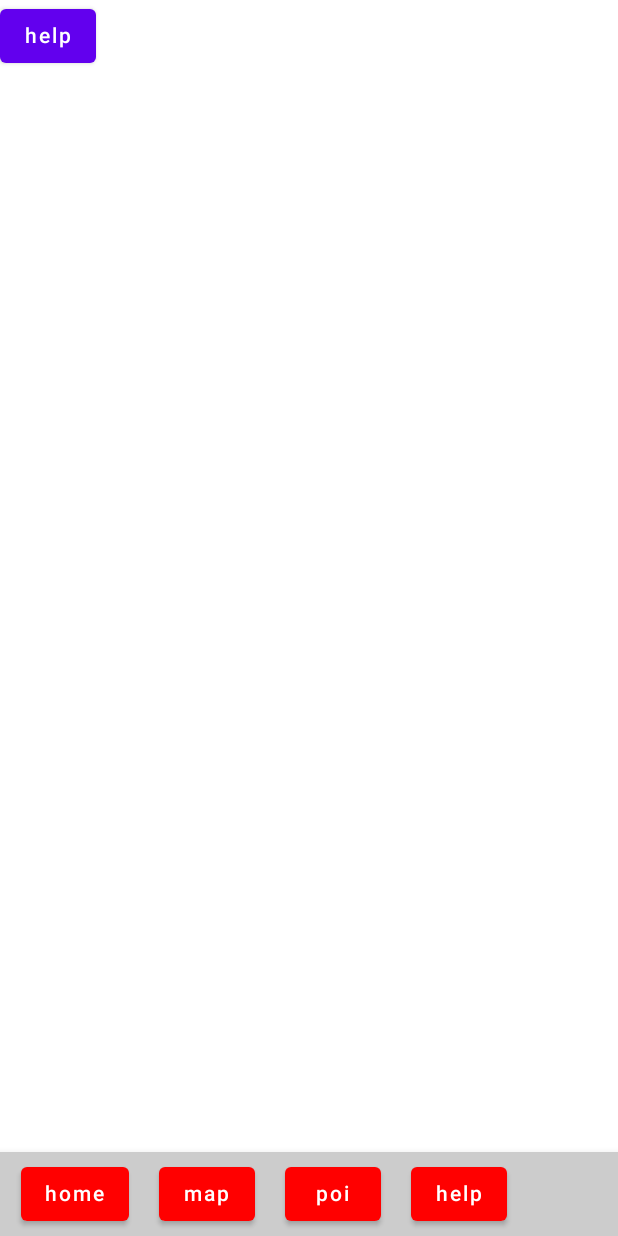
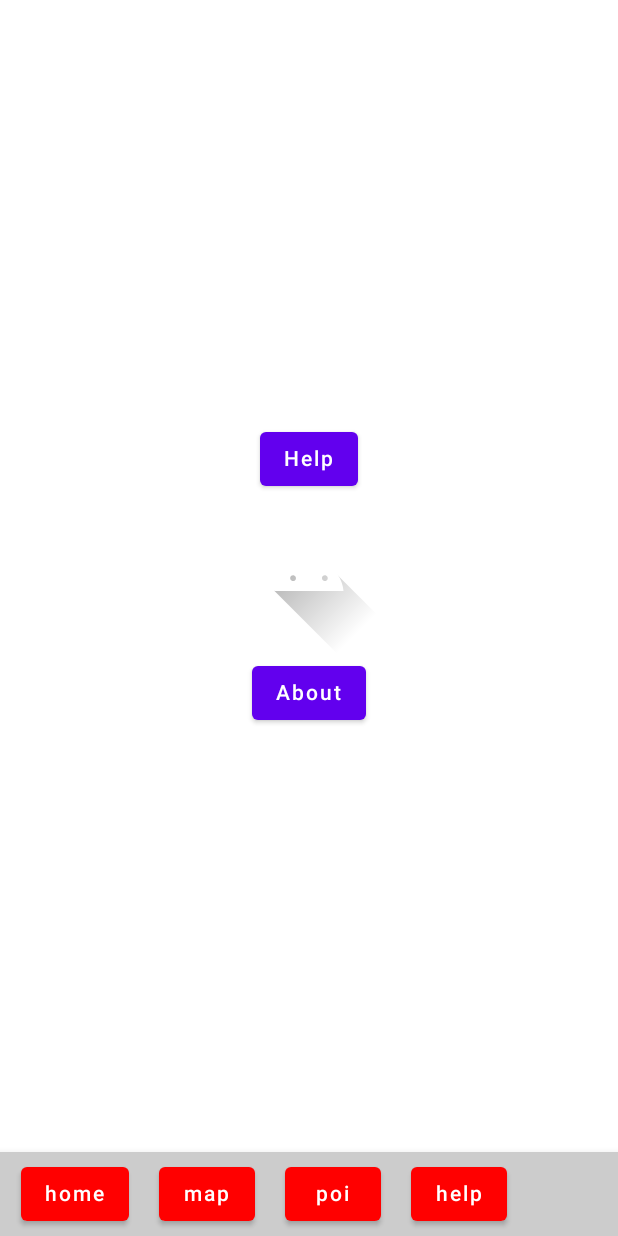
Before and after one commit to LarsingDash/DORA, an Android app built with Jetpack Compose: the HelpScreen screen opened through its navigation route, after a tap on "close", on a phone screen of 412 x 824 dp. Run offline under Robolectric (Android 15) with nearby library versions, the phone set to English and light mode, and no system bars; libraries missing offline, so code that uses them is left out: org.osmdroid.config; 1 statement that could not run was skipped; 2 other taps on this screen came first.

Commit message:
HelpScreen now works
ASG LOGO image still needs to be added, temp use of launcher foreground image

```diff
--- a/DORA/app/src/main/java/nl/a3/dora/ui/component/DialogBox.kt
+++ b/DORA/app/src/main/java/nl/a3/dora/ui/component/DialogBox.kt
@@ -14,7 +14,7 @@ import androidx.compose.ui.unit.dp
 
 @Composable
 fun DialogBox(
-    showDialog: MutableState<Boolean>,
+    showDialog: MutableState<Int>,
     titleText: String,
     description: String,
     buttons: Map<String, () -> Unit>
@@ -54,7 +54,7 @@ fun DialogBox(
                     for (set in buttons) {
                         Button(
                             onClick = {
-                                showDialog.value = false
+                                showDialog.value = 0
                                 set.value.invoke()
                             },
                             colors = ButtonDefaults.buttonColors(Color.Gray)
--- a/DORA/app/src/main/java/nl/a3/dora/ui/screens/HelpScreen.kt
+++ b/DORA/app/src/main/java/nl/a3/dora/ui/screens/HelpScreen.kt
@@ -1,32 +1,73 @@
 package nl.a3.dora.ui.screens
 
+import androidx.compose.foundation.Image
+import androidx.compose.foundation.layout.Arrangement
+import androidx.compose.foundation.layout.Column
+import androidx.compose.foundation.layout.fillMaxSize
 import androidx.compose.material.Button
 import androidx.compose.material.Text
 import androidx.compose.runtime.Composable
 import androidx.compose.runtime.mutableStateOf
 import androidx.compose.runtime.remember
+import androidx.compose.ui.Alignment
+import androidx.compose.ui.Modifier
+import androidx.compose.ui.layout.AlignmentLine
+import androidx.compose.ui.res.painterResource
+import nl.a3.dora.R
 import nl.a3.dora.ui.component.DialogBox
+import org.intellij.lang.annotations.JdkConstants.HorizontalAlignment
 
 @Composable
 fun HelpScreen() {
     val displayDisplay = remember {
-        mutableStateOf(false)
+        mutableStateOf(0)
     }
 
-    Button(onClick = {
-        displayDisplay.value = true
-    }) {
-        Text(text = "help")
+    Column(
+        modifier = Modifier.fillMaxSize(),
+        verticalArrangement = Arrangement.Center,
+        horizontalAlignment = Alignment.CenterHorizontally
+    ) {
+
+        Button(onClick = {
+            displayDisplay.value = 1
+            println(displayDisplay.value)
+        }) {
+            Text(text = "Help")
+        }
+
+        Image(
+            painter = painterResource(id = R.drawable.ic_launcher_foreground),
+            contentDescription = "AGS Logo"
+        )
+
+        Button(onClick = {
+            displayDisplay.value = 2
+            println(displayDisplay.value)
+        }) {
+            Text(text = "About")
+        }
     }
 
-    if (displayDisplay.value) {
+    if (displayDisplay.value == 1) {
         DialogBox(
             showDialog = displayDisplay,
-            titleText = "title",
+            titleText = "How does the app work?",
             description = "description",
             buttons = mapOf(
                 "close" to {},
             )
         )
     }
+
+    if (displayDisplay.value == 2) {
+        DialogBox(
+            showDialog = displayDisplay,
+            titleText = "About the app",
+            description = "About",
+            buttons = mapOf(
+                "close" to {},
+            )
+        )
+    }
 }
--- a/DORA/app/src/main/java/nl/a3/dora/ui/screens/HomeScreen.kt
+++ b/DORA/app/src/main/java/nl/a3/dora/ui/screens/HomeScreen.kt
@@ -10,16 +10,16 @@ import nl.a3.dora.ui.component.DialogBox
 @Composable
 fun HomeScreen() {
     val showDialog = remember {
-        mutableStateOf(false)
+        mutableStateOf(0)
     }
 
     Button(onClick = {
-        showDialog.value = true
+        showDialog.value = 1
     }) {
         Text(text = "Dialog je moeder")
     }
 
-    if (showDialog.value) {
+    if (showDialog.value == 1) {
         DialogBox(
             showDialog,
             "TestTitle",
```
